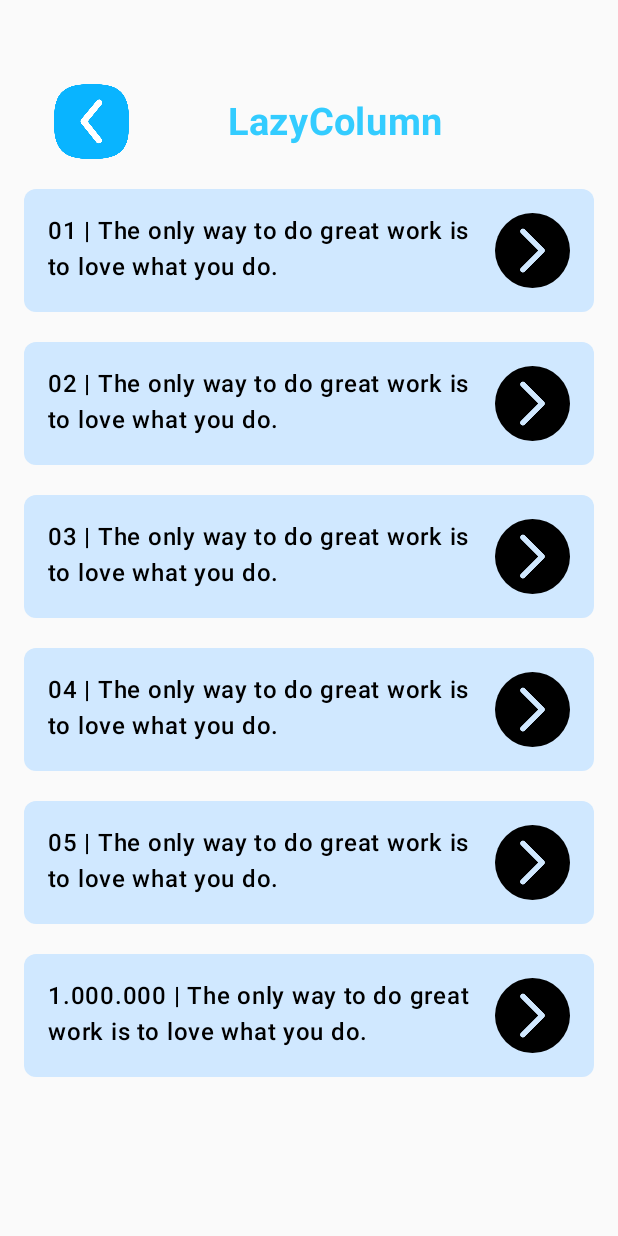
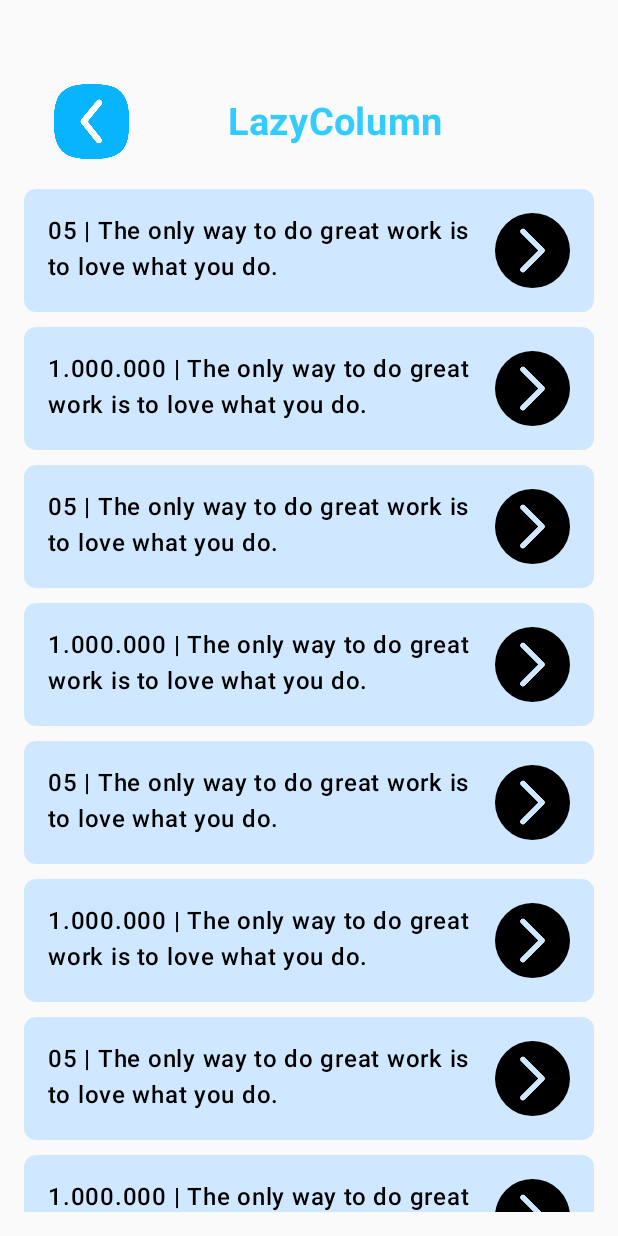
Before and after one commit to MinhKhang273z/BaitapLTTBDD, an Android app built with Jetpack Compose: the SecondScreen screen opened through its navigation route, on a phone screen of 412 x 824 dp. Run offline under Robolectric (Android 15) with nearby library versions, the phone set to English and light mode, and no system bars.

Commit message:
BaitapLTTBDD

```diff
--- a/baitaptuan5/btvntuan501/app/src/main/java/com/example/btvntuan5_01/MainActivity.kt
+++ b/baitaptuan5/btvntuan501/app/src/main/java/com/example/btvntuan5_01/MainActivity.kt
@@ -7,6 +7,7 @@ import androidx.activity.enableEdgeToEdge
 import androidx.compose.foundation.Image
 import androidx.compose.foundation.background
 import androidx.compose.foundation.layout.*
+import androidx.compose.foundation.lazy.LazyColumn
 import androidx.compose.foundation.shape.RoundedCornerShape
 import androidx.compose.material3.Button
 import androidx.compose.material3.ButtonDefaults
@@ -87,7 +88,6 @@ fun HomeScreen(navController: NavController) {
     }
 }
 
-// Màn hình 2
 @Composable
 fun SecondScreen(navController: NavController) {
     Column(
@@ -102,7 +102,9 @@ fun SecondScreen(navController: NavController) {
         ) {
             Button(
                 onClick = { navController.navigate("home_screen") },
-                modifier = Modifier.size(90.dp).padding(top = 40.dp),
+                modifier = Modifier
+                    .size(90.dp)
+                    .padding(top = 40.dp),
                 colors = ButtonDefaults.buttonColors(containerColor = Color.Transparent),
                 contentPadding = PaddingValues(0.dp)
             ) {
@@ -121,9 +123,12 @@ fun SecondScreen(navController: NavController) {
                 fontSize = 25.sp
             )
         }
-        Column(
+
+        // Đặt LazyColumn bên trong Column
+        LazyColumn(
             modifier = Modifier.padding(top = 20.dp)
         ) {
+            items(1_000_000) { index ->
                 Box(
                     modifier = Modifier
                         .fillMaxWidth()
@@ -131,16 +136,20 @@ fun SecondScreen(navController: NavController) {
                         .padding(16.dp)
                 ) {
                     Text(
-                    text = stringResource(id = R.string.text3),
+                        text = stringResource(id = if (index % 2 == 0) R.string.text7 else R.string.text8),
                         color = Color.Black,
                         fontSize = 16.sp,
                         fontWeight = FontWeight.Medium,
                         modifier = Modifier.padding(end = 60.dp)
                     )
-                Button(onClick = { navController.navigate("third_screen") },
+                    Button(
+                        onClick = { navController.navigate("third_screen") },
                         contentPadding = PaddingValues(0.dp),
-                    modifier = Modifier.align(Alignment.CenterEnd).size(50.dp),
-                    colors = ButtonDefaults.buttonColors(Color.Transparent)){
+                        modifier = Modifier
+                            .align(Alignment.CenterEnd)
+                            .size(50.dp),
+                        colors = ButtonDefaults.buttonColors(Color.Transparent)
+                    ) {
                         Image(
                             painter = painterResource(id = R.drawable.button2),
                             contentDescription = "Back Image",
@@ -148,149 +157,13 @@ fun SecondScreen(navController: NavController) {
                         )
                     }
                 }
-        }
-        Column(
-            modifier = Modifier.padding(top = 20.dp)
-        ) {
-            Box(
-                modifier = Modifier
-                    .fillMaxWidth()
-                    .background(Color(0xFFD0E8FF), shape = RoundedCornerShape(8.dp))
-                    .padding(16.dp)
-            ) {
-                Text(
-                    text = stringResource(id = R.string.text4),
-                    color = Color.Black,
-                    fontSize = 16.sp,
-                    fontWeight = FontWeight.Medium,
-                    modifier = Modifier.padding(end = 60.dp)
-                )
-                Button(onClick = { navController.navigate("third_screen") },
-                    contentPadding = PaddingValues(0.dp),
-                    modifier = Modifier.align(Alignment.CenterEnd).size(50.dp),
-                    colors = ButtonDefaults.buttonColors(Color.Transparent)){
-                    Image(
-                        painter = painterResource(id = R.drawable.button2),
-                        contentDescription = "Back Image",
-                        modifier = Modifier.size(50.dp)
-                    )
-                }
-            }
-        }
-        Column(
-            modifier = Modifier.padding(top = 20.dp)
-        ) {
-            Box(
-                modifier = Modifier
-                    .fillMaxWidth()
-                    .background(Color(0xFFD0E8FF), shape = RoundedCornerShape(8.dp))
-                    .padding(16.dp)
-            ) {
-                Text(
-                    text = stringResource(id = R.string.text5),
-                    color = Color.Black,
-                    fontSize = 16.sp,
-                    fontWeight = FontWeight.Medium,
-                    modifier = Modifier.padding(end = 60.dp)
-                )
-                Button(onClick = { navController.navigate("third_screen") },
-                    contentPadding = PaddingValues(0.dp),
-                    modifier = Modifier.align(Alignment.CenterEnd).size(50.dp),
-                    colors = ButtonDefaults.buttonColors(Color.Transparent)){
-                    Image(
-                        painter = painterResource(id = R.drawable.button2),
-                        contentDescription = "Back Image",
-                        modifier = Modifier.size(50.dp)
-                    )
-                }
-            }
-        }
-        Column(
-            modifier = Modifier.padding(top = 20.dp)
-        ) {
-            Box(
-                modifier = Modifier
-                    .fillMaxWidth()
-                    .background(Color(0xFFD0E8FF), shape = RoundedCornerShape(8.dp))
-                    .padding(16.dp)
-            ) {
-                Text(
-                    text = stringResource(id = R.string.text6),
-                    color = Color.Black,
-                    fontSize = 16.sp,
-                    fontWeight = FontWeight.Medium,
-                    modifier = Modifier.padding(end = 60.dp)
-                )
-                Button(onClick = { navController.navigate("third_screen") },
-                    contentPadding = PaddingValues(0.dp),
-                    modifier = Modifier.align(Alignment.CenterEnd).size(50.dp),
-                    colors = ButtonDefaults.buttonColors(Color.Transparent)){
-                    Image(
-                        painter = painterResource(id = R.drawable.button2),
-                        contentDescription = "Back Image",
-                        modifier = Modifier.size(50.dp)
-                    )
-                }
-            }
-        }
-        Column(
-            modifier = Modifier.padding(top = 20.dp)
-        ) {
-            Box(
-                modifier = Modifier
-                    .fillMaxWidth()
-                    .background(Color(0xFFD0E8FF), shape = RoundedCornerShape(8.dp))
-                    .padding(16.dp)
-            ) {
-                Text(
-                    text = stringResource(id = R.string.text7),
-                    color = Color.Black,
-                    fontSize = 16.sp,
-                    fontWeight = FontWeight.Medium,
-                    modifier = Modifier.padding(end = 60.dp)
-                )
-                Button(onClick = { navController.navigate("third_screen") },
-                    contentPadding = PaddingValues(0.dp),
-                    modifier = Modifier.align(Alignment.CenterEnd).size(50.dp),
-                    colors = ButtonDefaults.buttonColors(Color.Transparent)){
-                    Image(
-                        painter = painterResource(id = R.drawable.button2),
-                        contentDescription = "Back Image",
-                        modifier = Modifier.size(50.dp)
-                    )
-                }
-            }
-        }
-        Column(
-            modifier = Modifier.padding(top = 20.dp)
-        ) {
-            Box(
-                modifier = Modifier
-                    .fillMaxWidth()
-                    .background(Color(0xFFD0E8FF), shape = RoundedCornerShape(8.dp))
-                    .padding(16.dp)
-            ) {
-                Text(
-                    text = stringResource(id = R.string.text8),
-                    color = Color.Black,
-                    fontSize = 16.sp,
-                    fontWeight = FontWeight.Medium,
-                    modifier = Modifier.padding(end = 60.dp)
-                )
-                Button(onClick = { navController.navigate("third_screen") },
-                    contentPadding = PaddingValues(0.dp),
-                    modifier = Modifier.align(Alignment.CenterEnd).size(50.dp),
-                    colors = ButtonDefaults.buttonColors(Color.Transparent)){
-                    Image(
-                        painter = painterResource(id = R.drawable.button2),
-                        contentDescription = "Back Image",
-                        modifier = Modifier.size(50.dp)
-                    )
+                Spacer(modifier = Modifier.height(10.dp))
             }
         }
     }
 }
-}
+
+
 
 // Màn hình 3
 @Composable
```
Lines whose indentation alone changed are shown as unchanged.
